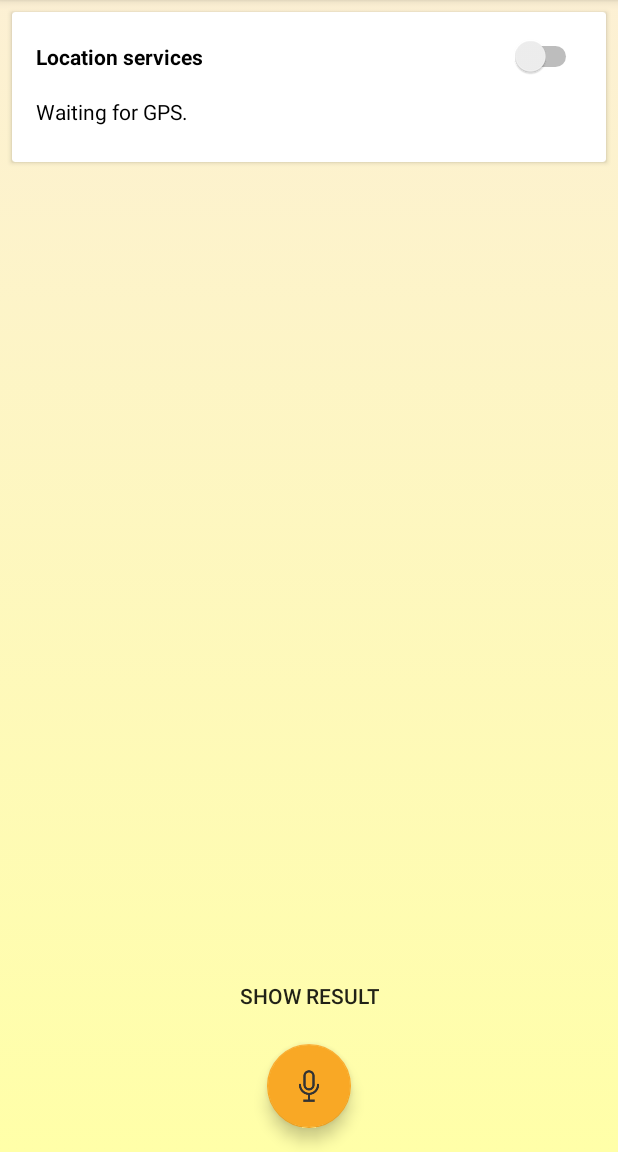
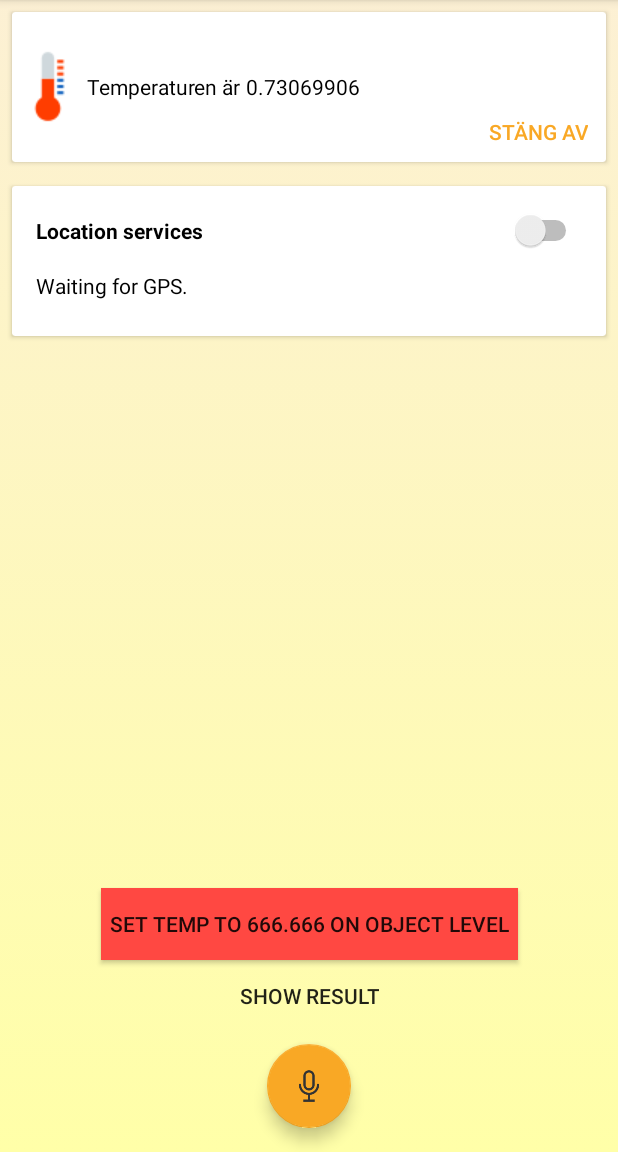
Before and after one commit to loafalkman/MasterMcVoiceIt, an Android app: the screen it shows after launch (MainActivity), after a tap on "SHOW RESULT", on a phone screen of 412 x 824 dp, the part 84-1236 px from its top. Run offline under Robolectric (Android 15) with nearby library versions, the phone set to English and light mode, and no system bars.

Commit message:
my solution

```diff
--- a/app/src/main/java/se/su/dsv/mastermcvoiceit/MainActivity.java
+++ b/app/src/main/java/se/su/dsv/mastermcvoiceit/MainActivity.java
@@ -10,6 +10,7 @@ import android.speech.RecognizerIntent;
 import android.speech.SpeechRecognizer;
 import android.support.v7.app.AppCompatActivity;
 import android.os.Bundle;
+import android.support.v7.widget.CardView;
 import android.support.v7.widget.LinearLayoutManager;
 import android.support.v7.widget.RecyclerView;
 import android.support.v7.widget.Toolbar;
@@ -17,6 +18,7 @@ import android.view.View;
 import android.widget.Toast;
 
 import java.util.ArrayList;
+import java.util.HashMap;
 
 import se.su.dsv.mastermcvoiceit.command.Command;
 import se.su.dsv.mastermcvoiceit.command.TempCommand;
@@ -24,6 +26,7 @@ import se.su.dsv.mastermcvoiceit.gps.LocationService;
 import se.su.dsv.mastermcvoiceit.mainCards.CardInfo;
 import se.su.dsv.mastermcvoiceit.mainCards.CardRVAdapter;
 import se.su.dsv.mastermcvoiceit.mainCards.LocationCardInfo;
+import se.su.dsv.mastermcvoiceit.mainCards.TempCardInfo;
 import se.su.dsv.mastermcvoiceit.sensor.TelldusSensor;
 
 public class MainActivity extends AppCompatActivity implements RecognitionListener {
@@ -36,7 +39,9 @@ public class MainActivity extends AppCompatActivity implements RecognitionListen
     SpeechRecognizer speechRecognizer;
     Intent recognizerIntent;
     Intent locationService;
-    private BroadcastReceiver broadcastReceiver;
+    BroadcastReceiver broadcastReceiver;
+
+    TempCommand tempCommand;
 
     ArrayList<String> resultArray;
     String voiceResultStr;
@@ -45,6 +50,8 @@ public class MainActivity extends AppCompatActivity implements RecognitionListen
     RecyclerView cardRecycler;
     CardRVAdapter cardRVAdapter;
     ArrayList<CardInfo> cardModels = new ArrayList<>();
+    HashMap<Command, CardInfo> cardOnCommand = new HashMap<>();
+
 
     LocationCardInfo locationCardInfo;
 
@@ -71,8 +78,11 @@ public class MainActivity extends AppCompatActivity implements RecognitionListen
         recognizerIntent = new Intent(RecognizerIntent.ACTION_RECOGNIZE_SPEECH);
 
         initCommands();
-        initPermanentCards();
+        populateCards();
+//        initPermanentCards();
     }
+
+
 
 //    public void initializeLocationsContainer() {
 //        locContainer = (FrameLayout) findViewById(R.id.framelayout_main_locationservice);
@@ -109,14 +119,17 @@ public class MainActivity extends AppCompatActivity implements RecognitionListen
         homeLocation.setLatitude(59.345613);
         homeLocation.setLongitude(18.111798);
     }
-
     private void initCommands() {
-        new TempCommand(new TelldusSensor(2));
+        tempCommand = new TempCommand(new TelldusSensor(2));
     }
 
-    private void initPermanentCards() {
-        locationCardInfo = new LocationCardInfo();
-        cardModels.add(locationCardInfo);
+    private void populateCards() {
+        TempCardInfo tempInfo = new TempCardInfo(23.4f);
+        cardModels.add(tempInfo);
+        cardOnCommand.put(tempCommand, tempInfo);
+
+        cardModels.add(new LocationCardInfo());
+        cardRVAdapter.notifyDataSetChanged();
     }
 
     public void voiceInput(View v) {
@@ -125,16 +138,32 @@ public class MainActivity extends AppCompatActivity implements RecognitionListen
         }
     }
 
+    public void updateInfo(View view) {
+        voiceResultStr = "sensor 2";
+
+        if (voiceResultStr != null) {
+            Command foundCommand = Command.findCommand(voiceResultStr);
+            TempCardInfo tempCard = (TempCardInfo) cardOnCommand.get(foundCommand);
+
+            // Voila
+            tempCard.setTemperature(666.666f);
+            cardRVAdapter.notifyItemChanged(cardModels.indexOf(tempCard));
+        }
+    }
+
     public void voiceResult(View v) {
+        voiceResultStr = "sensor 2";
 
         if (voiceResultStr != null) {
             Command foundCommand = Command.findCommand(voiceResultStr);
 
             if (foundCommand != null) {
                 Toast.makeText(this, "Command: " + voiceResultStr, Toast.LENGTH_SHORT).show();
-                CardInfo info = foundCommand.doCommand(voiceResultStr);
-                cardModels.add(info);
-                cardRVAdapter.notifyDataSetChanged();
+
+                TempCardInfo tempCard = (TempCardInfo) cardOnCommand.get(foundCommand);
+
+                foundCommand.doCommand(voiceResultStr, tempCard);
+                cardRVAdapter.notifyItemChanged(cardModels.indexOf(tempCard));
 
             } else {
                 Toast.makeText(this, "Couldn't find command: " + voiceResultStr, Toast.LENGTH_LONG).show();
@@ -217,7 +246,9 @@ public class MainActivity extends AppCompatActivity implements RecognitionListen
             }
 
             locationCardInfo.setDistanceFromHome(distanceToHome);
-            cardRVAdapter.notifyDataSetChanged();
+            cardRVAdapter.notifyItemChanged(cardModels.indexOf(locationCardInfo));
+
+//            cardRVAdapter.notifyDataSetChanged();
         }
     }
 
--- a/app/src/main/java/se/su/dsv/mastermcvoiceit/command/Command.java
+++ b/app/src/main/java/se/su/dsv/mastermcvoiceit/command/Command.java
@@ -2,6 +2,7 @@ package se.su.dsv.mastermcvoiceit.command;
 
 import android.app.Activity;
 import android.os.Bundle;
+import android.support.v7.widget.CardView;
 import android.view.View;
 
 import java.util.HashMap;
@@ -14,7 +15,6 @@ import se.su.dsv.mastermcvoiceit.mainCards.CardInfo;
 
 public abstract class Command {
     private static HashMap<String, Command> allCommands = new HashMap<>();
-    public static final int FLAG_TEMP = 64736;
 
     /**
      * @param cmdAlias verbal command
@@ -39,5 +39,6 @@ public abstract class Command {
      * @param spokenText The text that the user used to invoke this command.
      * @return Bundle with processed data
      */
-    public abstract CardInfo doCommand(String spokenText);
+    public abstract CardInfo doCommand(String spokenText, CardInfo card);
+
 }
--- a/app/src/main/java/se/su/dsv/mastermcvoiceit/command/TempCommand.java
+++ b/app/src/main/java/se/su/dsv/mastermcvoiceit/command/TempCommand.java
@@ -30,7 +30,13 @@ public class TempCommand extends Command {
     }
 
     @Override
-    public CardInfo doCommand(String spokenText) {
-        return new TempCardInfo(sensor.getSensorValue());
+    public CardInfo doCommand(String spokenText, CardInfo card) {
+
+        float sensorValue = sensor.getSensorValue();
+        TempCardInfo tempCard = (TempCardInfo) card;
+
+        tempCard.setTemperature(sensorValue);
+
+        return tempCard;
     }
 }
--- a/app/src/main/java/se/su/dsv/mastermcvoiceit/mainCards/CardRVAdapter.java
+++ b/app/src/main/java/se/su/dsv/mastermcvoiceit/mainCards/CardRVAdapter.java
@@ -57,7 +57,7 @@ public class CardRVAdapter extends RecyclerView.Adapter {
 
             case TEMPERATURE:
                 TextView tempTV = ((TempViewHolder) holder).message;
-                String tempText = ((TempCardInfo) cardInfo).getText();
+                String tempText = ((TempCardInfo) cardInfo).getTemperatureAsString();
                 tempTV.setText(tempText);
                 break;
 
@@ -86,7 +86,7 @@ public class CardRVAdapter extends RecyclerView.Adapter {
 
         TempViewHolder(View itemView) {
             super(itemView);
-            message = itemView.findViewById(R.id.textview_tempitem_description);
+            message = itemView.findViewById(R.id.textview_tempitem_value);
             itemView.setOnClickListener(this);
         }
 
--- a/app/src/main/java/se/su/dsv/mastermcvoiceit/mainCards/LocationCardInfo.java
+++ b/app/src/main/java/se/su/dsv/mastermcvoiceit/mainCards/LocationCardInfo.java
@@ -1,4 +1,6 @@
 package se.su.dsv.mastermcvoiceit.mainCards;
+
+import android.location.Location;
 
 /**
  * Created by annika on 2017-11-28.
@@ -6,6 +8,7 @@ package se.su.dsv.mastermcvoiceit.mainCards;
 
 public class LocationCardInfo extends CardInfo {
     private float distanceFromHome = -1;
+    private Location location;
 
     public LocationCardInfo() { super(CardInfoType.LOCATION); }
 
@@ -19,4 +22,8 @@ public class LocationCardInfo extends CardInfo {
         else
             return "Waiting for GPS.";
     }
+
+    public void setLocation(Location newLocation) {
+        this.location = newLocation;
+    }
 }
--- a/app/src/main/java/se/su/dsv/mastermcvoiceit/mainCards/TempCardInfo.java
+++ b/app/src/main/java/se/su/dsv/mastermcvoiceit/mainCards/TempCardInfo.java
@@ -15,10 +15,16 @@ public class TempCardInfo extends CardInfo {
     }
 
     private void generateAnswer() {
-        answer = "The temperature is "+temperature+"C*.";
+        answer = "The temperature is " + temperature + "C*.";
     }
 
     public String getText() {
         return answer;
     }
+
+    public String getTemperatureAsString() { return "" + temperature; }
+
+    public void setTemperature(float value) {
+        this.temperature = value;
+    }
 }
--- a/app/src/main/java/se/su/dsv/mastermcvoiceit/sensor/TelldusSensor.java
+++ b/app/src/main/java/se/su/dsv/mastermcvoiceit/sensor/TelldusSensor.java
@@ -13,7 +13,7 @@ public class TelldusSensor {
 
     // TODO: actually read from a sensor! (or simulate sensor)
     public float getSensorValue() {
-        return (float) Math.PI;
+        return (float) Math.random();
     }
 
     public int getID() {
--- a/app/src/main/res/layout/activity_main.xml
+++ b/app/src/main/res/layout/activity_main.xml
@@ -24,16 +24,13 @@
 
         <android.support.v7.widget.RecyclerView
             android:id="@+id/recyclerview_main_cardholder"
-            android:layout_width="match_parent"
-            android:layout_height="match_parent"
-            android:layout_marginBottom="0dp"
-            android:layout_marginEnd="0dp"
-            android:layout_marginStart="0dp"
-            android:layout_marginTop="0dp"
+            android:layout_width="0dp"
+            android:layout_height="0dp"
             app:layout_constraintBottom_toBottomOf="parent"
             app:layout_constraintEnd_toEndOf="parent"
             app:layout_constraintStart_toStartOf="parent"
-            app:layout_constraintTop_toTopOf="parent" />
+            app:layout_constraintTop_toTopOf="parent"
+            tools:layout_editor_absoluteX="8dp" />
 
         <Button
             android:id="@+id/main_show_result"
@@ -44,6 +41,18 @@
             android:onClick="voiceResult"
             android:text="SHOW RESULT"
             app:layout_constraintBottom_toTopOf="@+id/floatingActionButton3"
+            app:layout_constraintLeft_toLeftOf="parent"
+            app:layout_constraintRight_toRightOf="parent" />
+
+        <Button
+            android:id="@+id/main_update_value"
+            android:layout_width="wrap_content"
+            android:layout_height="wrap_content"
+            android:background="#ff4842"
+            android:padding="6dp"
+            android:onClick="updateInfo"
+            android:text="Set temp to 666.666 on object level"
+            app:layout_constraintBottom_toTopOf="@+id/main_show_result"
             app:layout_constraintLeft_toLeftOf="parent"
             app:layout_constraintRight_toRightOf="parent" />
 
--- a/app/src/main/res/layout/item_commandhistory_temp.xml
+++ b/app/src/main/res/layout/item_commandhistory_temp.xml
@@ -23,7 +23,15 @@
             android:layout_height="wrap_content"
             android:layout_centerVertical="true"
             android:layout_toRightOf="@+id/imageView"
-            android:text="Temperaturen är xxC*."
+            android:text="Temperaturen är "
+            android:textColor="@android:color/black" />
+
+        <TextView
+            android:id="@+id/textview_tempitem_value"
+            android:layout_width="wrap_content"
+            android:layout_height="wrap_content"
+            android:layout_centerVertical="true"
+            android:layout_toRightOf="@+id/textview_tempitem_description"
             android:textColor="@android:color/black" />
 
         <Button
```
